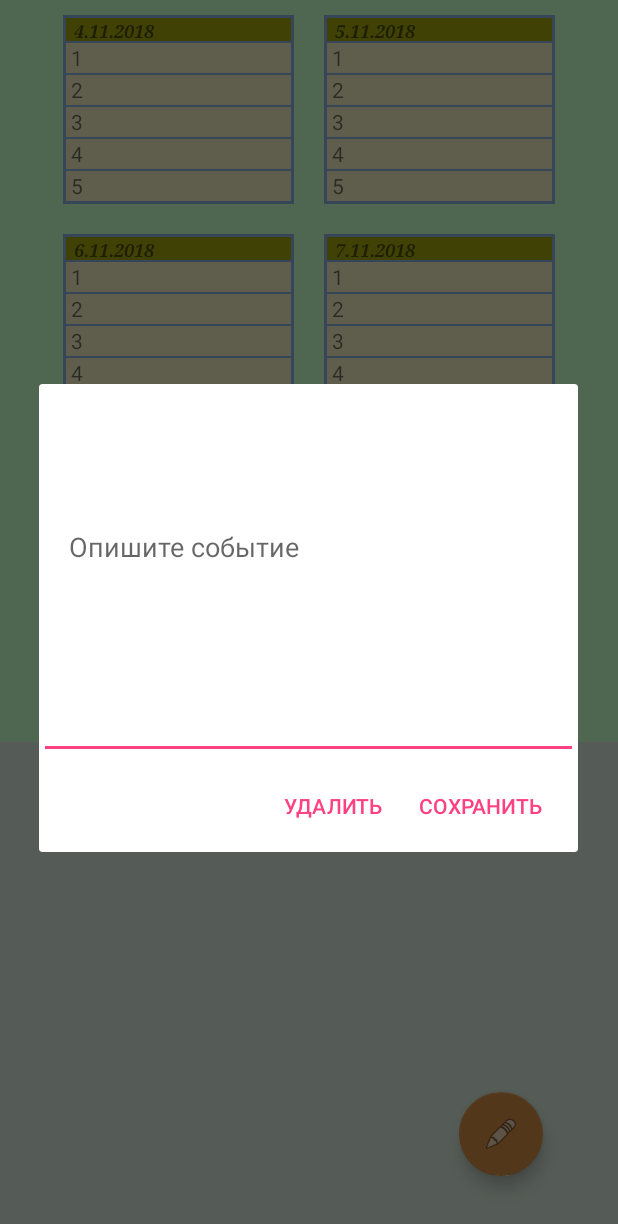
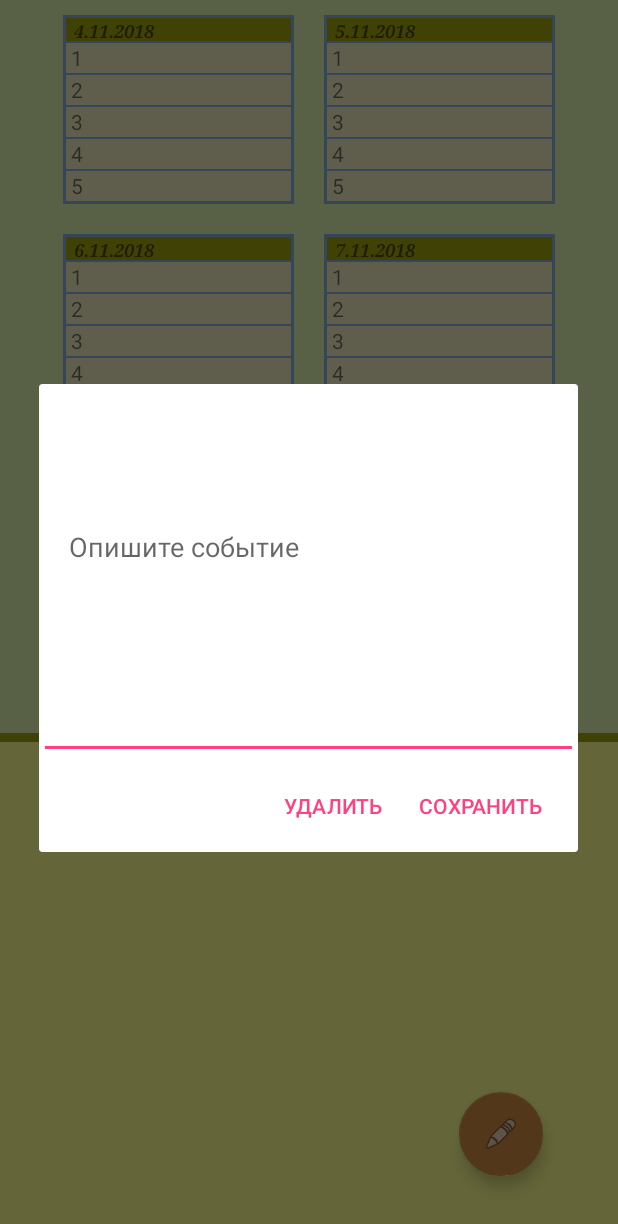
Before and after one commit to IDolgopolov/FinalBlocknotV2, an Android app: the screen it shows after launch (MainActivity), after a tap on an icon or button, on a phone screen of 412 x 824 dp. Shown: the top 1224 px of the screen. Run offline under Robolectric (Android 15) with nearby library versions, the light colour scheme and no system bars.

Commit message:
v0.3.2 делаем дизайн

```diff
--- a/app/build.gradle
+++ b/app/build.gradle
@@ -25,4 +25,5 @@ dependencies {
     implementation 'com.android.support:design:27.1.1'
     implementation 'com.android.support:recyclerview-v7:27.1.1'
 
+    androidTestImplementation 'junit:junit:4.12'
 }
--- /dev/null
+++ b/app/src/main/java/com/arproject/finalblocknot/ItemREDecoration.java
@@ -0,0 +1,26 @@
+package com.arproject.finalblocknot;
+
+import android.graphics.Rect;
+import android.support.v7.widget.RecyclerView;
+import android.view.View;
+
+public class ItemREDecoration extends RecyclerView.ItemDecoration {
+    private final int itemSpaceBottom;
+    private final int itemSpaceHorizontal;
+
+    public ItemREDecoration(int spaceBottom, int spaceHorizontal) {
+        itemSpaceBottom = spaceBottom;
+        itemSpaceHorizontal = spaceHorizontal;
+    }
+
+    @Override
+    public void getItemOffsets(Rect outRect, View view, RecyclerView parent, RecyclerView.State state) {
+        outRect.bottom = itemSpaceBottom;
+        outRect.right = itemSpaceHorizontal;
+        outRect.left = itemSpaceHorizontal;
+
+        if(parent.getChildAdapterPosition(view) == 0) {
+            outRect.top = itemSpaceBottom + 2;
+        }
+    }
+}
--- a/app/src/main/java/com/arproject/finalblocknot/MainActivity.java
+++ b/app/src/main/java/com/arproject/finalblocknot/MainActivity.java
@@ -80,18 +80,7 @@ public class MainActivity extends AppCompatActivity  {
             }
         });
 
-      /*  buttonDeleteAll = (FloatingActionButton) findViewById(R.id.fab_delete_all);
-        buttonDeleteAll.setOnClickListener(new View.OnClickListener() {
-            @Override
-            public void onClick(View v) {
-                EverydayDeleteAllDialog dialog = new EverydayDeleteAllDialog();
-                dialog.show(MainActivity.sFragmentManager, "DELETE_ALL_ED");
-            }
-        }); */
-
         fragmentRandomEvents = new RandomEventsFragment();
-
-
 
         final FragmentTransaction fragmentTransaction = sFragmentManager.beginTransaction();
         fragmentTransaction.add(R.id.layout_for_recycler_view, (Fragment) fragmentRandomEvents);
--- a/app/src/main/java/com/arproject/finalblocknot/adapters/RecyclerAdapter.java
+++ b/app/src/main/java/com/arproject/finalblocknot/adapters/RecyclerAdapter.java
@@ -37,8 +37,8 @@ public class RecyclerAdapter extends  RecyclerView.Adapter<RecyclerAdapter.ViewH
 
             mItem = item;
             textView = (TextView) mItem.getChildAt(0);
-            buttonDelete = (Button) mItem.getChildAt(2);
-            dateView = (TextView) mItem.getChildAt(1);
+            buttonDelete = (Button) mItem.getChildAt(1);
+            dateView = (TextView) mItem.getChildAt(2);
 
 
             buttonDelete.setOnClickListener(new View.OnClickListener() {
--- a/app/src/main/java/com/arproject/finalblocknot/fragment/RandomEventsFragment.java
+++ b/app/src/main/java/com/arproject/finalblocknot/fragment/RandomEventsFragment.java
@@ -10,6 +10,7 @@ import android.view.View;
 import android.view.ViewGroup;
 import android.widget.RelativeLayout;
 
+import com.arproject.finalblocknot.ItemREDecoration;
 import com.arproject.finalblocknot.R;
 import com.arproject.finalblocknot.adapters.RecyclerAdapter;
 
@@ -26,6 +27,7 @@ public class RandomEventsFragment extends Fragment {
         mLayoutManager = new LinearLayoutManager(getContext());
         mRecyclerView.setLayoutManager(mLayoutManager);
 
+        mRecyclerView.addItemDecoration(new ItemREDecoration(8, 10));
 
         adapter = new RecyclerAdapter();
         mRecyclerView.setAdapter(adapter);
--- a/app/src/main/res/drawable/border_items.xml
+++ b/app/src/main/res/drawable/border_items.xml
@@ -3,8 +3,8 @@
         android:shape="rectangle" >
 
         <stroke android:width="1dp"
-            android:color="#f4e1c6"/>
-        <solid android:color="#e68d61"/>
+            android:color="#072a16"/>
+        <solid android:color="#c8bd00"/>
 
         <corners android:bottomLeftRadius="8dp"
             android:topLeftRadius="8dp"
--- a/app/src/main/res/layout/activity_main.xml
+++ b/app/src/main/res/layout/activity_main.xml
@@ -5,7 +5,7 @@
     android:layout_width="match_parent"
     android:layout_height="match_parent"
     android:id="@+id/activity_main"
-    android:background="#C7FFCB"
+    android:background="#ddf3ac"
     tools:context=".MainActivity"
 
     >
@@ -17,6 +17,14 @@
         android:orientation="vertical"
         android:layout_centerHorizontal="true"
         />
+
+    <LinearLayout
+        android:layout_width="match_parent"
+        android:layout_height="6dp"
+        android:layout_above="@+id/layout_for_recycler_view"
+
+        android:layout_alignParentStart="true"
+        android:background="#a0a50d" />
 
 
     <android.support.design.widget.FloatingActionButton
@@ -37,7 +45,7 @@
         android:layout_height="200dp"
         android:layout_alignParentBottom="true"
         android:orientation="vertical"
-        android:background="#d5e5d7"
+        android:background="#fbff8e"
         />
 
 </RelativeLayout>
--- a/app/src/main/res/layout/everyday_fragment_v2.xml
+++ b/app/src/main/res/layout/everyday_fragment_v2.xml
@@ -45,6 +45,8 @@
                 android:layout_width="120dp"
                 android:layout_height="20dp"
                 android:layout_column="1"
+                android:typeface="serif"
+                android:textStyle="italic"
                 android:background="@android:color/transparent"
                 android:inputType="textAutoCorrect|textNoSuggestions"
                 android:paddingBottom="0dp"
--- a/app/src/main/res/layout/recycler_view.xml
+++ b/app/src/main/res/layout/recycler_view.xml
@@ -4,6 +4,6 @@
     android:layout_height="match_parent"
     android:id="@+id/recycler_view"
     android:scrollbars="vertical"
-    android:background="#f4e1c6">
+    android:background="#fbff8e">
 
 </android.support.v7.widget.RecyclerView>
```
Also changed, not shown: app/src/main/java/com/arproject/finalblocknot/Palette.java (added, +13 -0 lines), app/src/main/res/layout/item_for_recycler_view.xml (+16 -17 lines), 1 other file.
